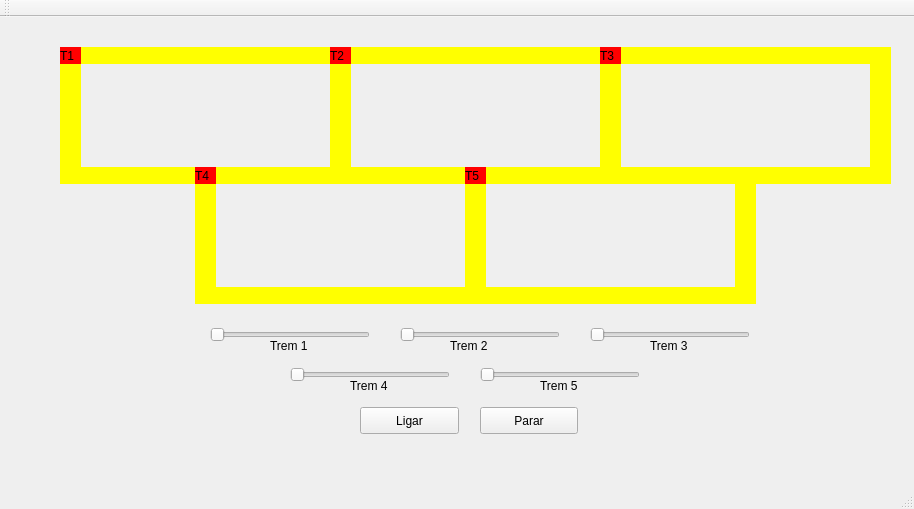
Before: the Qt Designer form mainwindow.ui in VictorIsBold/ProjetoTrensSO, drawn with Qt 5.
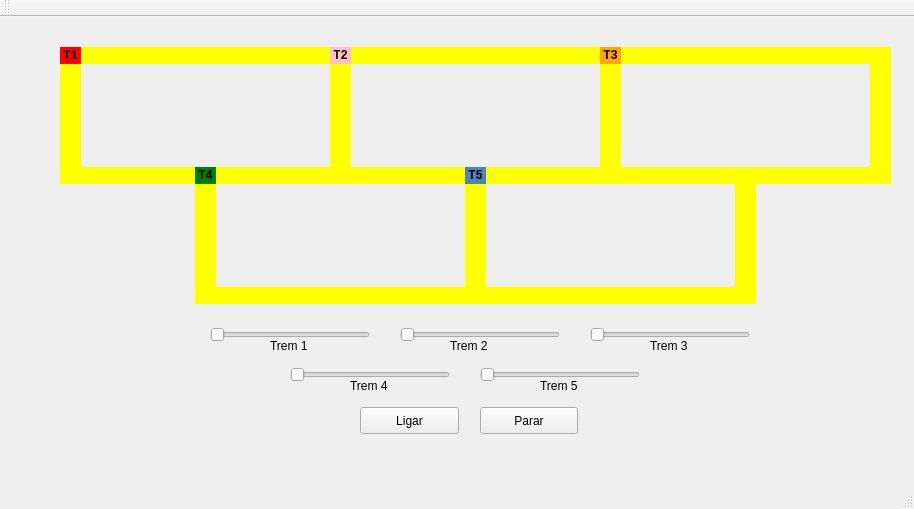
After: the same form once the commit is applied.

Commit message: feat: change train colors

```diff
--- a/mainwindow.ui
+++ b/mainwindow.ui
@@ -23,12 +23,22 @@
       <height>17</height>
      </rect>
     </property>
+    <property name="font">
+     <font>
+      <family>Monospace</family>
+      <weight>75</weight>
+      <bold>true</bold>
+     </font>
+    </property>
     <property name="styleSheet">
      <string notr="true">QLabel { background: red}</string>
     </property>
     <property name="text">
      <string>T1</string>
     </property>
+    <property name="alignment">
+     <set>Qt::AlignCenter</set>
+    </property>
    </widget>
    <widget class="QLabel" name="label_trilho1">
     <property name="geometry">
@@ -177,12 +187,22 @@
       <height>17</height>
      </rect>
     </property>
+    <property name="font">
+     <font>
+      <family>Monospace</family>
+      <weight>75</weight>
+      <bold>true</bold>
+     </font>
+    </property>
     <property name="styleSheet">
-     <string notr="true">QLabel { background: red}</string>
+     <string notr="true">QLabel { background: pink}</string>
     </property>
     <property name="text">
      <string>T2</string>
     </property>
+    <property name="alignment">
+     <set>Qt::AlignCenter</set>
+    </property>
    </widget>
    <widget class="QLabel" name="label_trilho1_3">
     <property name="geometry">
@@ -337,12 +357,22 @@
       <height>17</height>
      </rect>
     </property>
+    <property name="font">
+     <font>
+      <family>Monospace</family>
+      <weight>75</weight>
+      <bold>true</bold>
+     </font>
+    </property>
     <property name="styleSheet">
-     <string notr="true">QLabel { background: red}</string>
+     <string notr="true">QLabel { background: orange}</string>
     </property>
     <property name="text">
      <string>T3</string>
     </property>
+    <property name="alignment">
+     <set>Qt::AlignCenter</set>
+    </property>
    </widget>
    <widget class="QLabel" name="label_trem4">
     <property name="geometry">
@@ -353,12 +383,22 @@
       <height>17</height>
      </rect>
     </property>
+    <property name="font">
+     <font>
+      <family>Monospace</family>
+      <weight>75</weight>
+      <bold>true</bold>
+     </font>
+    </property>
     <property name="styleSheet">
-     <string notr="true">QLabel { background: red}</string>
+     <string notr="true">QLabel { background: green}</string>
     </property>
     <property name="text">
      <string>T4</string>
     </property>
+    <property name="alignment">
+     <set>Qt::AlignCenter</set>
+    </property>
    </widget>
    <widget class="QLabel" name="label_trem5">
     <property name="geometry">
@@ -369,12 +409,22 @@
       <height>17</height>
      </rect>
     </property>
+    <property name="font">
+     <font>
+      <family>Monospace</family>
+      <weight>75</weight>
+      <bold>true</bold>
+     </font>
+    </property>
     <property name="styleSheet">
-     <string notr="true">QLabel { background: red}</string>
+     <string notr="true">QLabel { background: #4f81bd}</string>
     </property>
     <property name="text">
      <string>T5</string>
     </property>
+    <property name="alignment">
+     <set>Qt::AlignCenter</set>
+    </property>
    </widget>
    <widget class="QSlider" name="Slider4">
     <property name="geometry">
```
The commit also changes 1 other file.
